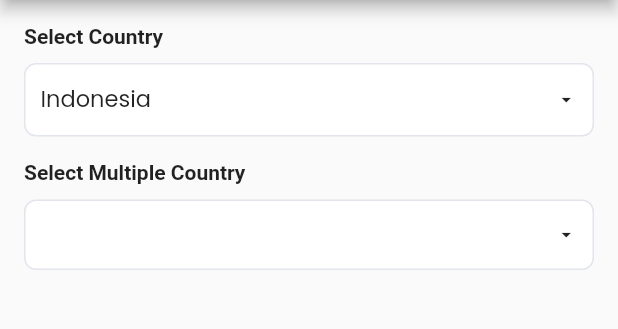
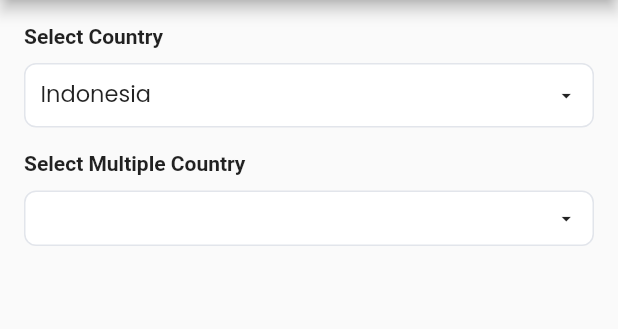
Before and after one commit to c0deslinger/flutter-lib-modalsearchbox, a Flutter app: the screen it shows after launch, on a phone screen of 412 x 824 dp, the part 84-413 px from its top. Run offline on Flutter 3.47's test engine with Material 2 defaults, Android fonts, the phone set to English and light mode, and no system bars; our stand-ins replace google_fonts.

Commit message:
add searchInputDecoration

```diff
--- a/example/lib/main.dart
+++ b/example/lib/main.dart
@@ -46,24 +46,20 @@ class MyApp extends StatelessWidget {
         child: Center(
             child: Column(children: [
           ModalSearchbox(
-              padding: const EdgeInsets.all(0),
               label: "Select Country",
               selectedValue: selectedCountry,
               list: listCountry,
-              contentPadding: const EdgeInsets.symmetric(vertical: 3),
               onChanged: (v) {
                 selectedCountry = v;
               }),
           const SizedBox(height: 16),
           ModalSearchbox(
-              padding: const EdgeInsets.all(0),
               label: "Select Multiple Country",
               isMultipleSelect: true,
               selectedMutipleValue: selectedMultipleCountry,
               list: listCountry,
-              contentPadding: const EdgeInsets.symmetric(vertical: 5),
-              onChanged: (newValue) {
-                selectedMultipleCountry = newValue;
+              onChanged: (v) {
+                selectedMultipleCountry = v;
               })
         ])),
       ),
--- a/lib/modal_searchbox.dart
+++ b/lib/modal_searchbox.dart
@@ -5,10 +5,8 @@ library modal_searchbox;
 import 'package:flutter/material.dart';
 import 'package:google_fonts/google_fonts.dart';
 
-typedef ValueChanged<T> = void Function(T value);
-
 class ModalSearchbox extends StatefulWidget {
-  ModalSearchbox(
+  const ModalSearchbox(
       {Key? key,
       required this.label,
       required this.onChanged,
@@ -17,7 +15,6 @@ class ModalSearchbox extends StatefulWidget {
       this.selectedMutipleValue = const [],
       this.showLabel = true,
       this.addSearch = true,
-      this.onSearch,
       this.borderRadius,
       this.padding,
       this.labelTextstyle,
@@ -38,8 +35,7 @@ class ModalSearchbox extends StatefulWidget {
   final TextStyle? labelTextstyle;
   final Decoration? decoration;
   final EdgeInsetsGeometry? contentPadding;
-  final Function onChanged;
-  final Function? onSearch;
+  final Function(dynamic value) onChanged;
   final List<dynamic> list;
   final String? selectedValue;
   final List<String> selectedMutipleValue;
@@ -49,7 +45,7 @@ class ModalSearchbox extends StatefulWidget {
   final Color? modalBackgroundColor;
   final Color? selectedItemColor;
   final Color? selectedItemBackgroundColor;
-  InputDecoration? searchInputDecoration;
+  final InputDecoration? searchInputDecoration;
 
   @override
   _ModalSearchboxState createState() => _ModalSearchboxState(
@@ -115,7 +111,7 @@ class _ModalSearchboxState extends State<ModalSearchbox> {
   @override
   Widget build(BuildContext context) {
     return Padding(
-      padding: widget.padding ?? const EdgeInsets.all(10),
+      padding: widget.padding ?? const EdgeInsets.all(0),
       child: Column(
         crossAxisAlignment: CrossAxisAlignment.stretch,
         children: [
@@ -310,7 +306,8 @@ class _SearchItemState extends State<_SearchItem> {
                       onChanged: (value) async {
                         search(value);
                       },
-                      decoration: InputDecoration(
+                      decoration: widget.searchInputDecoration ??
+                          InputDecoration(
                               contentPadding: const EdgeInsets.all(8),
                               fillColor: Colors.white,
                               filled: true,
@@ -320,11 +317,13 @@ class _SearchItemState extends State<_SearchItem> {
                               ),
                               enabledBorder: OutlineInputBorder(
                                 borderRadius: BorderRadius.circular(8),
-                            borderSide: BorderSide(color: Colors.grey.shade300),
+                                borderSide:
+                                    BorderSide(color: Colors.grey.shade300),
                               ),
                               border: OutlineInputBorder(
                                 borderRadius: BorderRadius.circular(8),
-                            borderSide: BorderSide(color: Colors.grey.shade300),
+                                borderSide:
+                                    BorderSide(color: Colors.grey.shade300),
                               ),
                               hintStyle: TextStyle(
                                   color: Colors.grey.shade500, fontSize: 12)),
--- a/pubspec.yaml
+++ b/pubspec.yaml
@@ -1,6 +1,6 @@
 name: modal_searchbox
 description: Plugin to create TextField with search box and modal / bottomsheet as selector
-version: 0.0.1
+version: 0.0.3
 homepage: https://github.com/c0deslinger/flutter-lib-modalsearchbox
 
 environment:
```
Also changed, not shown: example/pubspec.lock, 2 other files. Lines whose indentation alone changed are shown as unchanged.
